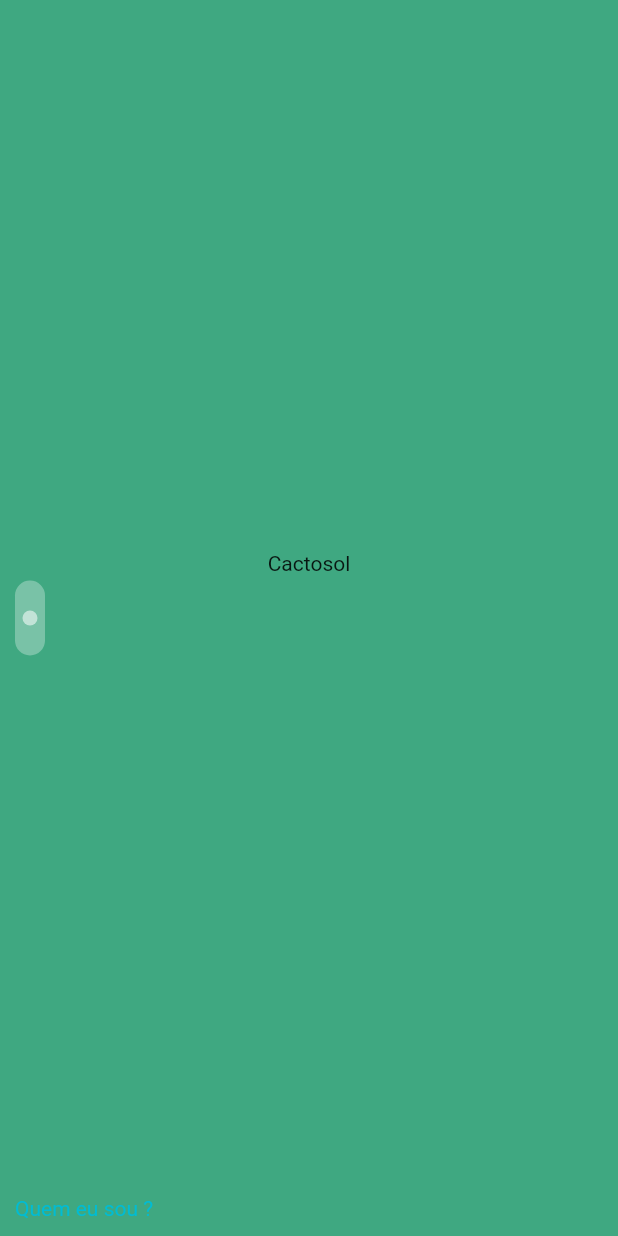
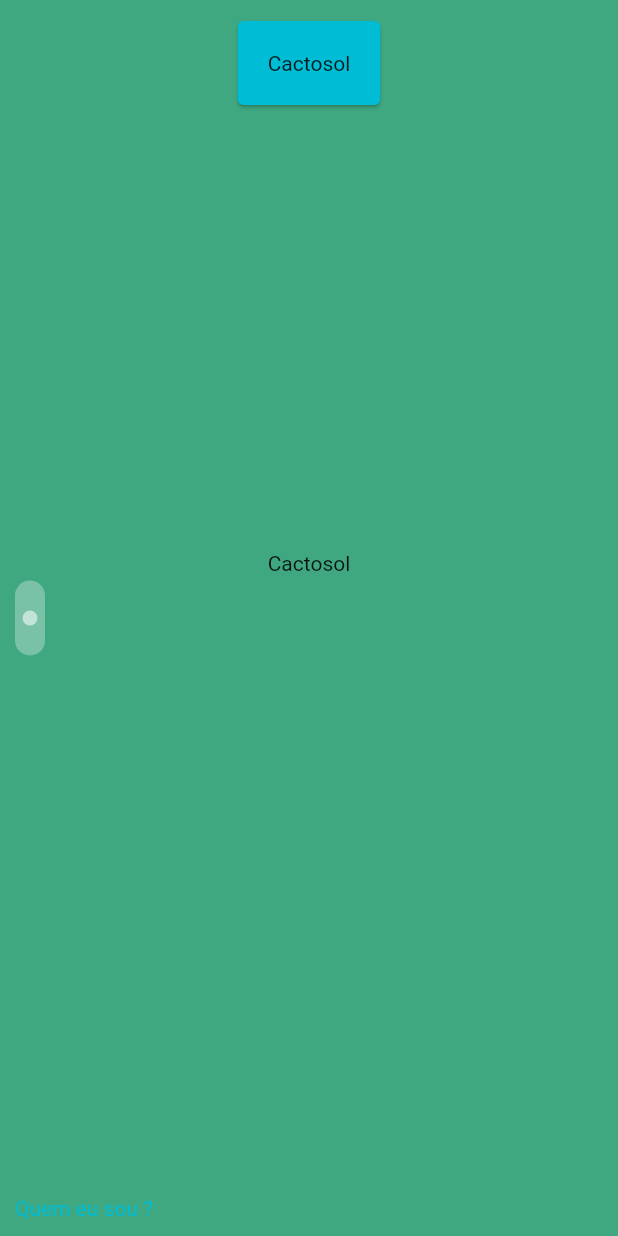
Before and after one commit to CabraKill/portfolio, a Flutter app: the screen it shows after launch, scrolled down 1152 dp, on a phone screen of 412 x 824 dp. Run offline on Flutter 3.47's test engine with Material 2 defaults, Android fonts, the phone set to English and light mode, and no system bars; our stand-ins replace get; missing offline and left inert: clipboard.

Commit message:
added title

```diff
--- a/lib/controller/home_Controller.dart
+++ b/lib/controller/home_Controller.dart
@@ -6,6 +6,7 @@ import 'package:portfolio/pages/subpages/attendanceCabuto/attendance_Page.dart';
 
 class _Rx {
   final RxInt currentPage = 0.obs;
+  final RxString currentPageTitle = AttendancePage.title.obs;
   final Rx<Color> backgroundColor = AttendancePage.color.obs;
 }
 
@@ -25,12 +26,15 @@ class HomeController extends GetxController {
     switch (rx.currentPage.value) {
       case 0:
         backgroundColor = AttendancePage.color;
+        rx.currentPageTitle.value = AttendancePage.title;
         break;
       case 1:
         backgroundColor = CactosolPage.color;
+        rx.currentPageTitle.value = CactosolPage.title;
         break;
       case 2:
         backgroundColor = InfoPage.color;
+        rx.currentPageTitle.value = InfoPage.title;
         break;
     }
   }
@@ -47,6 +51,7 @@ class HomeController extends GetxController {
   }
 
   int get currentPage => rx.currentPage.value;
+  String get currentPageTitle => rx.currentPageTitle.value;
   Color get backgroundColor => rx.backgroundColor.value;
   set backgroundColor(Color c) => rx.backgroundColor.value = c;
 }
--- a/lib/pages/home/home_Screen.dart
+++ b/lib/pages/home/home_Screen.dart
@@ -2,6 +2,7 @@ import 'package:flutter/material.dart';
 import 'package:get/get.dart';
 import 'package:portfolio/controller/home_Controller.dart';
 import 'package:portfolio/pages/home/widgets/statusPageWidget/statusPage_Widget.dart';
+import 'package:portfolio/pages/home/widgets/title_Widget.dart';
 import 'package:portfolio/pages/subpages/Cactosol/cactosol_Page.dart';
 import 'package:portfolio/pages/subpages/Info/info_Page.dart';
 import 'package:portfolio/pages/subpages/attendanceCabuto/attendance_Page.dart';
@@ -31,6 +32,12 @@ class HomeScreen extends StatelessWidget {
                 child: StatusPageWidget(),
               ),
             ),
+            Align(
+                alignment: Alignment.topCenter,
+                child: Padding(
+                  padding: EdgeInsets.only(top: 10),
+                  child: TitleWidget(),
+                )),
           ])),
     );
   }
--- /dev/null
+++ b/lib/pages/home/widgets/title_Widget.dart
@@ -0,0 +1,25 @@
+import 'package:flutter/material.dart';
+import 'package:get/get.dart';
+import 'package:portfolio/controller/home_Controller.dart';
+import 'package:portfolio/theme/animation_Duration.dart';
+
+class TitleWidget extends StatelessWidget {
+  const TitleWidget({Key key}) : super(key: key);
+
+  @override
+  Widget build(BuildContext context) {
+    return Obx(() => AnimatedSwitcher(
+          duration: AnimationDuration.transitionDuration3,
+          transitionBuilder: (child, animation) => ScaleTransition(
+            scale: animation,
+            child: child,
+          ),
+          child: Card(
+            color: Colors.cyan,
+              key: ValueKey(HomeController.to.currentPageTitle),
+              child: Padding(
+                  padding: EdgeInsets.all(20),
+                  child: Text(HomeController.to.currentPageTitle))),
+        ));
+  }
+}
--- a/lib/pages/subpages/Cactosol/cactosol_Page.dart
+++ b/lib/pages/subpages/Cactosol/cactosol_Page.dart
@@ -2,7 +2,9 @@ import 'package:flutter/material.dart';
 
 class CactosolPage extends StatelessWidget {
   const CactosolPage({Key key}) : super(key: key);
+
   static const Color color = Colors.green;
+  static const String title = "Cactosol";
 
   @override
   Widget build(BuildContext context) {
--- a/lib/pages/subpages/Info/info_Page.dart
+++ b/lib/pages/subpages/Info/info_Page.dart
@@ -6,7 +6,9 @@ import 'package:url_launcher/url_launcher.dart';
 
 class InfoPage extends StatelessWidget {
   const InfoPage({Key key}) : super(key: key);
+
   static const Color color = Colors.black;
+  static const String title = "Quem eu sou?";
 
   @override
   Widget build(BuildContext context) {
@@ -52,6 +54,7 @@ class InfoPage extends StatelessWidget {
                           decoration: TextDecoration.underline),
                     ),
                   ),
+                  SizedBox(height: 10,),
                   RichText(
                     text: TextSpan(children: [
                       TextSpan(
--- a/lib/pages/subpages/attendanceCabuto/attendance_Page.dart
+++ b/lib/pages/subpages/attendanceCabuto/attendance_Page.dart
@@ -2,7 +2,9 @@ import 'package:flutter/material.dart';
 
 class AttendancePage extends StatelessWidget {
   const AttendancePage({Key key}) : super(key: key);
+
   static const Color color = Colors.blue;
+  static const String title = "Ponto eletrônico Cabuto";
 
   @override
   Widget build(BuildContext context) {
--- a/lib/theme/animation_Duration.dart
+++ b/lib/theme/animation_Duration.dart
@@ -1,4 +1,5 @@
 class AnimationDuration {
   static const transitionDuration = Duration(seconds: 1);
   static const transitionDuration2 = Duration(milliseconds: 500);
+  static const transitionDuration3 = Duration(milliseconds: 250);
 }
```
